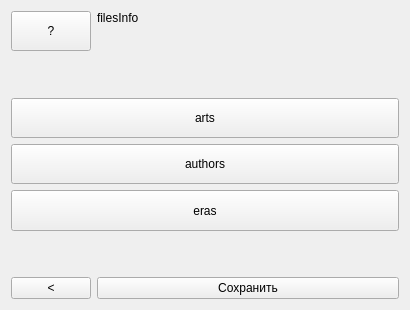
Qt form widgets/mainlist.ui (astraleuro/libraryeditor) before a commit.
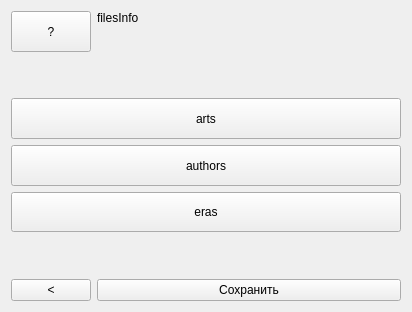
The same form after that commit.

What changed in the file:
```diff
--- a/widgets/mainlist.ui
+++ b/widgets/mainlist.ui
@@ -6,8 +6,8 @@
    <rect>
     <x>0</x>
     <y>0</y>
-    <width>410</width>
-    <height>310</height>
+    <width>412</width>
+    <height>312</height>
    </rect>
   </property>
   <property name="windowTitle">
```
